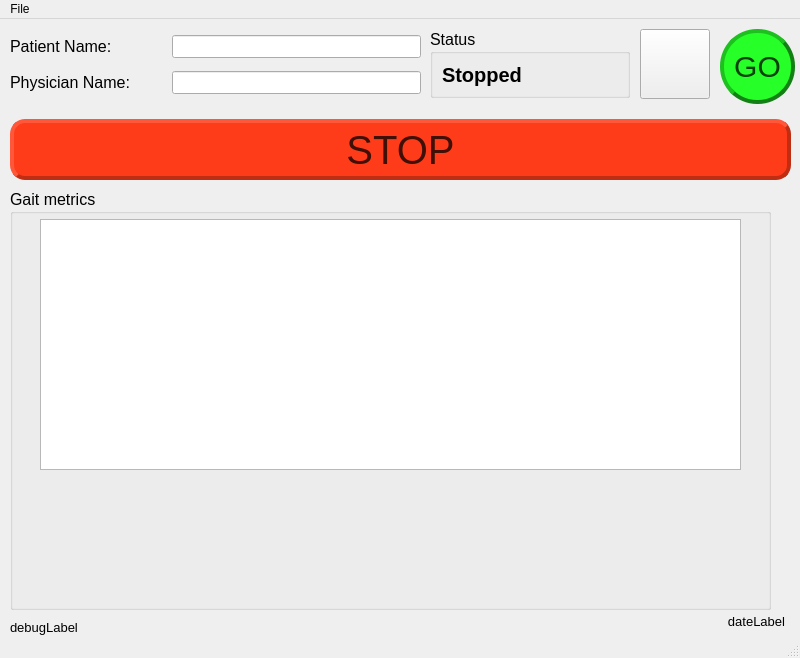
This is soft-robotics-gui/mainwindow.ui in lrfbranco/soft-robotics-gui as Qt 5 draws it before an edit. The edited form follows.
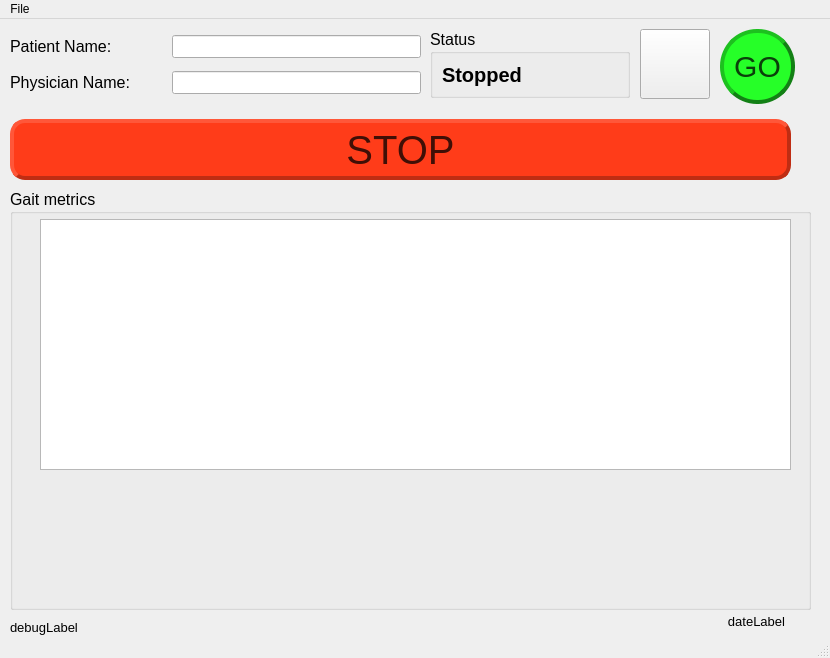
This is the edited form. Icons and pictures are not drawn.

Commit message: Reworked metada from csv file

Diff of the .ui file:
```diff
--- a/soft-robotics-gui/mainwindow.ui
+++ b/soft-robotics-gui/mainwindow.ui
@@ -6,7 +6,7 @@
    <rect>
     <x>0</x>
     <y>0</y>
-    <width>800</width>
+    <width>830</width>
     <height>658</height>
    </rect>
   </property>
@@ -433,7 +433,7 @@
      <rect>
       <x>10</x>
       <y>170</y>
-      <width>761</width>
+      <width>801</width>
       <height>421</height>
      </rect>
     </property>
@@ -450,7 +450,7 @@
       <rect>
        <x>30</x>
        <y>30</y>
-       <width>701</width>
+       <width>751</width>
        <height>251</height>
       </rect>
      </property>
@@ -462,7 +462,7 @@
     <rect>
      <x>0</x>
      <y>0</y>
-     <width>800</width>
+     <width>830</width>
      <height>23</height>
     </rect>
    </property>
```
The commit also changes 2 other files.
